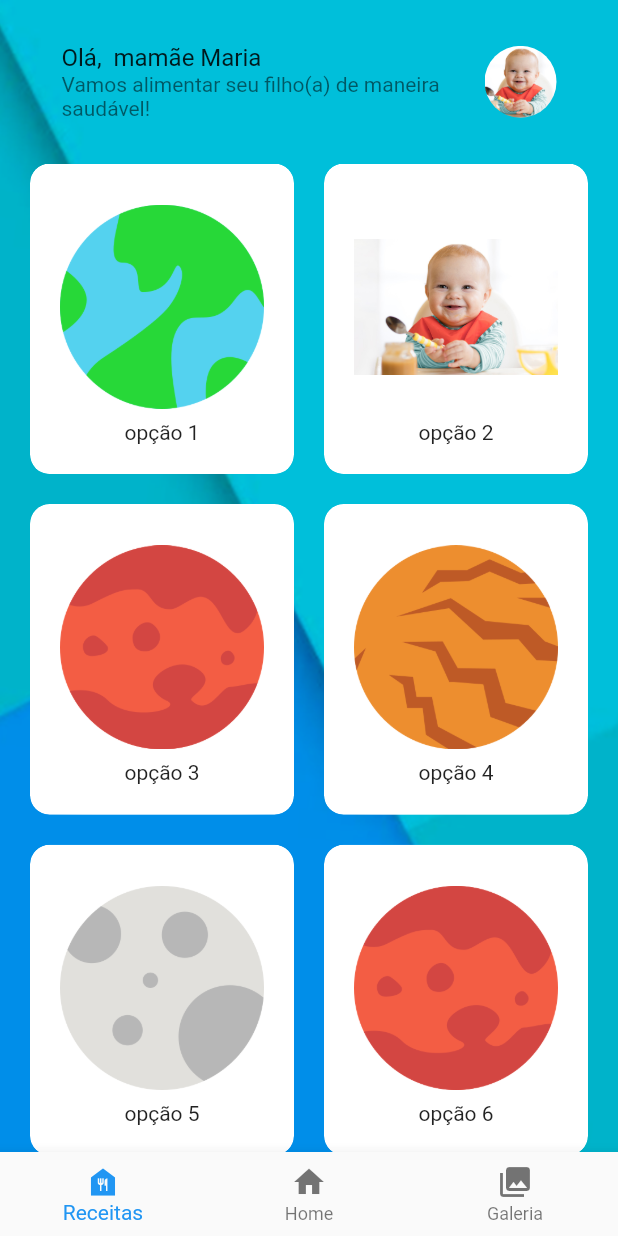
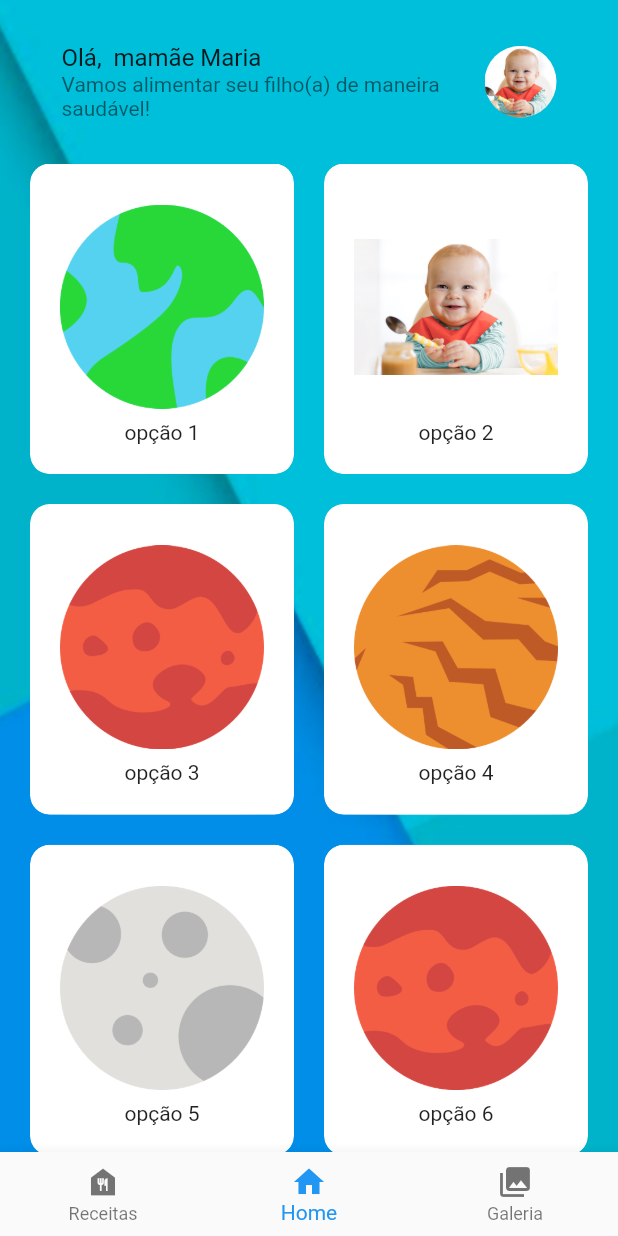
Before and after one commit to adhmattheus/projeto_tcc_bNutri, a Flutter app: the screen it shows after launch, on a phone screen of 412 x 824 dp. Run offline on Flutter 3.47's test engine with Material 2 defaults, Android fonts, the phone set to English and light mode, and no system bars.

Commit message:
nevegacao entre as pages da home

```diff
--- a/lib/main.dart
+++ b/lib/main.dart
@@ -1,9 +1,12 @@
 // ignore_for_file: prefer_const_constructors
 
 import 'package:b_nutri/modules/card_page.dart';
+import 'package:b_nutri/modules/galeria/galeria.dart';
 import 'package:b_nutri/modules/home/home_page.dart';
 import 'package:b_nutri/modules/info/info_page.dart';
 import 'package:b_nutri/modules/list/list_page.dart';
+import 'package:b_nutri/modules/receitas/receitas.dart';
+import 'package:b_nutri/modules/wrapper.dart';
 import 'package:flutter/material.dart';
 
 void main() {
@@ -17,7 +20,7 @@ class MyApp extends StatelessWidget {
   Widget build(BuildContext context) {
     return MaterialApp(
       title: 'B Nutri',
-      home: HomePage(),
+      home: Wrapper(),
     );
   }
 }
--- a/lib/modules/home/home_page.dart
+++ b/lib/modules/home/home_page.dart
@@ -1,6 +1,8 @@
 // ignore_for_file: unnecessary_const, prefer_const_constructors, sized_box_for_whitespace
+import 'package:b_nutri/modules/galeria/galeria.dart';
 import 'package:b_nutri/modules/home/optionmenu.dart';
 import 'package:b_nutri/modules/list/list_page.dart';
+import 'package:b_nutri/modules/receitas/receitas.dart';
 import 'package:flutter/material.dart';
 
 class HomePage extends StatefulWidget {
@@ -101,22 +103,6 @@ class _HomePageState extends State<HomePage> {
           ],
         ),
       ),
-      bottomNavigationBar: BottomNavigationBar(
-        items: const <BottomNavigationBarItem>[
-          BottomNavigationBarItem(
-            icon: Icon(Icons.food_bank),
-            label: 'Receitas',
-          ),
-          BottomNavigationBarItem(
-            icon: Icon(Icons.home),
-            label: 'Home',
-          ),
-          BottomNavigationBarItem(
-            icon: Icon(Icons.photo_library),
-            label: 'Galeria',
-          ),
-        ],
-      ),
     );
   }
 }
--- /dev/null
+++ b/lib/modules/wrapper.dart
@@ -0,0 +1,50 @@
+import 'package:b_nutri/modules/galeria/galeria.dart';
+import 'package:b_nutri/modules/home/home_page.dart';
+import 'package:b_nutri/modules/receitas/receitas.dart';
+import 'package:flutter/material.dart';
+
+class Wrapper extends StatefulWidget {
+  Wrapper();
+
+  _WrapperState createState() => _WrapperState();
+}
+
+class _WrapperState extends State<Wrapper> {
+  int _currentIndex = 1;
+  final List<Widget> _children = [
+    Receitas(),
+    HomePage(),
+    Galeria(),
+  ];
+
+  void onTabTapped(int index) {
+    setState(() {
+      _currentIndex = index;
+    });
+  }
+
+  @override
+  Widget build(BuildContext context) {
+    return Scaffold(
+      body: _children[_currentIndex],
+      bottomNavigationBar: BottomNavigationBar(
+        onTap: onTabTapped,
+        currentIndex: _currentIndex,
+        items: [
+          BottomNavigationBarItem(
+            icon: Icon(Icons.food_bank),
+            label: 'Receitas',
+          ),
+          BottomNavigationBarItem(
+            icon: Icon(Icons.home),
+            label: 'Home',
+          ),
+          BottomNavigationBarItem(
+            icon: Icon(Icons.photo_library),
+            label: 'Galeria',
+          )
+        ],
+      ),
+    );
+  }
+}
```
Also changed, not shown: lib/modules/galeria/galeria.dart (added, +16 -0 lines), lib/modules/receitas/receitas.dart (added, +16 -0 lines), lib/modules/home/receitas.dart (deleted).
